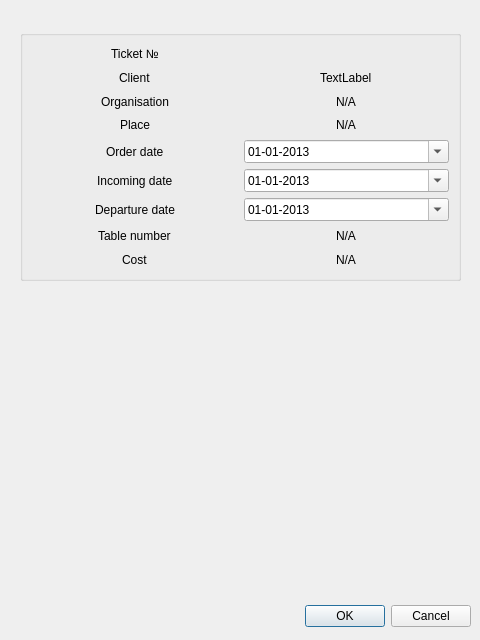
The window that kisqpy/client/ticket_dialog.ui (pkulev/scoodent) describes before a commit, drawn with Qt 5.
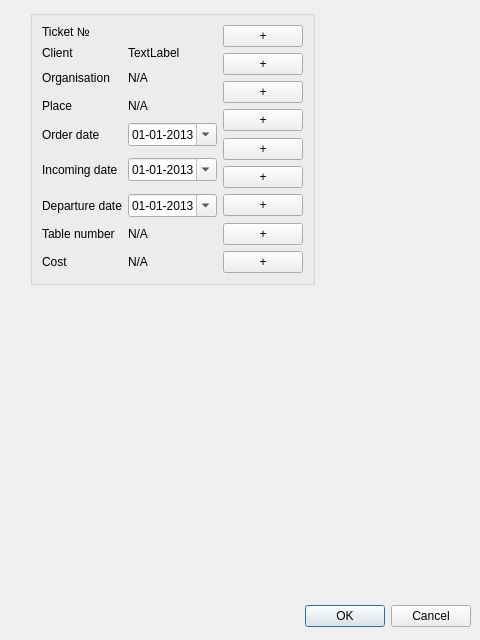
The same window after the commit.

Commit message: WIP: common add & view dialog

Patch:
```diff
--- a/kisqpy/client/ticket_dialog.ui
+++ b/kisqpy/client/ticket_dialog.ui
@@ -32,87 +32,62 @@
   <widget class="QGroupBox" name="groupBox">
    <property name="geometry">
     <rect>
-     <x>20</x>
-     <y>30</y>
-     <width>441</width>
-     <height>251</height>
+     <x>30</x>
+     <y>10</y>
+     <width>411</width>
+     <height>290</height>
     </rect>
    </property>
-   <layout class="QGridLayout" name="gridLayout">
-    <item row="0" column="1" alignment="Qt::AlignHCenter|Qt::AlignVCenter">
-     <widget class="QLabel" name="lab_ticket_id">
+   <layout class="QGridLayout" name="gridLayout" columnstretch="0,0,0,0">
+    <property name="sizeConstraint">
+     <enum>QLayout::SetFixedSize</enum>
+    </property>
+    <property name="horizontalSpacing">
+     <number>6</number>
+    </property>
+    <item row="5" column="0" rowspan="2">
+     <widget class="QLabel" name="_ticket_info_place">
       <property name="text">
-       <string/>
+       <string>Place</string>
       </property>
      </widget>
     </item>
-    <item row="2" column="1" alignment="Qt::AlignHCenter">
-     <widget class="QLabel" name="lab_organisation">
+    <item row="2" column="3" rowspan="2">
+     <widget class="QPushButton" name="pushButton_2">
       <property name="text">
-       <string>N/A</string>
+       <string>+</string>
       </property>
      </widget>
     </item>
-    <item row="7" column="0" alignment="Qt::AlignHCenter">
-     <widget class="QLabel" name="_ticket_info_table_num">
+    <item row="13" column="0">
+     <widget class="QLabel" name="_ticket_info_cost">
       <property name="text">
-       <string>Table number</string>
+       <string>Cost</string>
       </property>
      </widget>
     </item>
-    <item row="6" column="0" alignment="Qt::AlignHCenter">
+    <item row="11" column="0">
      <widget class="QLabel" name="_ticket_info_departure_date">
       <property name="text">
        <string>Departure date</string>
       </property>
      </widget>
     </item>
-    <item row="6" column="1">
-     <widget class="QDateEdit" name="de_departure_date">
-      <property name="displayFormat">
-       <string>dd-MM-yyyy</string>
-      </property>
-      <property name="calendarPopup">
-       <bool>true</bool>
-      </property>
-      <property name="date">
-       <date>
-        <year>2013</year>
-        <month>1</month>
-        <day>1</day>
-       </date>
-      </property>
-     </widget>
-    </item>
-    <item row="1" column="1" alignment="Qt::AlignHCenter">
-     <widget class="QLabel" name="lab_client">
+    <item row="11" column="3">
+     <widget class="QPushButton" name="pushButton_7">
       <property name="text">
-       <string>TextLabel</string>
+       <string>+</string>
       </property>
      </widget>
     </item>
-    <item row="1" column="0" alignment="Qt::AlignHCenter">
-     <widget class="QLabel" name="_ticket_info_client">
-      <property name="text">
-       <string>Client</string>
-      </property>
-     </widget>
-    </item>
-    <item row="8" column="1" alignment="Qt::AlignHCenter">
+    <item row="13" column="1">
      <widget class="QLabel" name="lab_cost">
       <property name="text">
        <string>N/A</string>
       </property>
      </widget>
     </item>
-    <item row="3" column="0" alignment="Qt::AlignHCenter">
-     <widget class="QLabel" name="_ticket_info_place">
-      <property name="text">
-       <string>Place</string>
-      </property>
-     </widget>
-    </item>
-    <item row="5" column="1">
+    <item row="9" column="1" rowspan="2">
      <widget class="QDateEdit" name="de_incoming_date">
       <property name="displayFormat">
        <string>dd-MM-yyyy</string>
@@ -129,15 +104,36 @@
       </property>
      </widget>
     </item>
-    <item row="4" column="0" alignment="Qt::AlignHCenter">
+    <item row="4" column="3" rowspan="2">
+     <widget class="QPushButton" name="pushButton_3">
+      <property name="text">
+       <string>+</string>
+      </property>
+     </widget>
+    </item>
+    <item row="0" column="0">
+     <widget class="QLabel" name="_ticket_info_id">
+      <property name="text">
+       <string>Ticket №</string>
+      </property>
+     </widget>
+    </item>
+    <item row="6" column="3" rowspan="2">
+     <widget class="QPushButton" name="pushButton_4">
+      <property name="text">
+       <string>+</string>
+      </property>
+     </widget>
+    </item>
+    <item row="7" column="0" rowspan="2">
      <widget class="QLabel" name="_ticket_info_order_date">
       <property name="text">
        <string>Order date</string>
       </property>
      </widget>
     </item>
-    <item row="4" column="1">
-     <widget class="QDateEdit" name="de_order_date">
+    <item row="11" column="1">
+     <widget class="QDateEdit" name="de_departure_date">
       <property name="displayFormat">
        <string>dd-MM-yyyy</string>
       </property>
@@ -153,45 +149,118 @@
       </property>
      </widget>
     </item>
-    <item row="2" column="0" alignment="Qt::AlignHCenter">
+    <item row="12" column="3">
+     <widget class="QPushButton" name="pushButton_8">
+      <property name="text">
+       <string>+</string>
+      </property>
+     </widget>
+    </item>
+    <item row="3" column="1" rowspan="2">
+     <widget class="QLabel" name="lab_organisation">
+      <property name="text">
+       <string>N/A</string>
+      </property>
+     </widget>
+    </item>
+    <item row="0" column="1">
+     <widget class="QLabel" name="lab_ticket_id">
+      <property name="text">
+       <string/>
+      </property>
+     </widget>
+    </item>
+    <item row="3" column="0" rowspan="2">
      <widget class="QLabel" name="_ticket_info_organisation">
       <property name="text">
        <string>Organisation</string>
       </property>
      </widget>
     </item>
-    <item row="0" column="0" alignment="Qt::AlignHCenter">
-     <widget class="QLabel" name="_ticket_info_id">
+    <item row="12" column="1">
+     <widget class="QLabel" name="lab_table_num">
       <property name="text">
-       <string>Ticket №</string>
+       <string>N/A</string>
       </property>
      </widget>
     </item>
-    <item row="3" column="1" alignment="Qt::AlignHCenter">
+    <item row="13" column="3">
+     <widget class="QPushButton" name="pushButton_9">
+      <property name="text">
+       <string>+</string>
+      </property>
+     </widget>
+    </item>
+    <item row="1" column="0" rowspan="2">
+     <widget class="QLabel" name="_ticket_info_client">
+      <property name="text">
+       <string>Client</string>
+      </property>
+     </widget>
+    </item>
+    <item row="8" column="3" rowspan="2">
+     <widget class="QPushButton" name="pushButton_5">
+      <property name="text">
+       <string>+</string>
+      </property>
+     </widget>
+    </item>
+    <item row="5" column="1" rowspan="2">
      <widget class="QLabel" name="lab_place">
       <property name="text">
        <string>N/A</string>
       </property>
      </widget>
     </item>
-    <item row="5" column="0" alignment="Qt::AlignHCenter">
+    <item row="12" column="0">
+     <widget class="QLabel" name="_ticket_info_table_num">
+      <property name="text">
+       <string>Table number</string>
+      </property>
+     </widget>
+    </item>
+    <item row="10" column="3">
+     <widget class="QPushButton" name="pushButton_6">
+      <property name="text">
+       <string>+</string>
+      </property>
+     </widget>
+    </item>
+    <item row="9" column="0" rowspan="2">
      <widget class="QLabel" name="_ticket_info_incoming_date">
       <property name="text">
        <string>Incoming date</string>
       </property>
      </widget>
     </item>
-    <item row="7" column="1" alignment="Qt::AlignHCenter">
-     <widget class="QLabel" name="lab_table_num">
+    <item row="1" column="1" rowspan="2">
+     <widget class="QLabel" name="lab_client">
       <property name="text">
-       <string>N/A</string>
+       <string>TextLabel</string>
       </property>
      </widget>
     </item>
-    <item row="8" column="0" alignment="Qt::AlignHCenter">
-     <widget class="QLabel" name="_ticket_info_cost">
+    <item row="7" column="1" rowspan="2">
+     <widget class="QDateEdit" name="de_order_date">
+      <property name="displayFormat">
+       <string>dd-MM-yyyy</string>
+      </property>
+      <property name="calendarPopup">
+       <bool>true</bool>
+      </property>
+      <property name="date">
+       <date>
+        <year>2013</year>
+        <month>1</month>
+        <day>1</day>
+       </date>
+      </property>
+     </widget>
+    </item>
+    <item row="0" column="3" rowspan="2">
+     <widget class="QPushButton" name="pushButton">
       <property name="text">
-       <string>Cost</string>
+       <string>+</string>
       </property>
      </widget>
     </item>
```
The commit also changes 2 other files.
